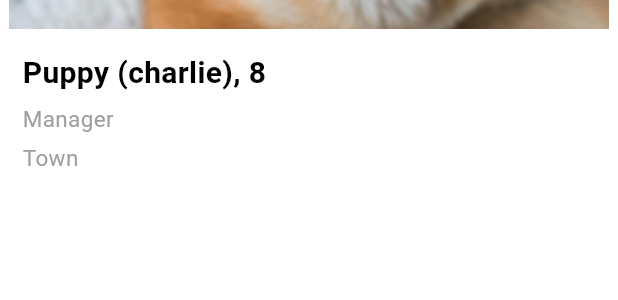
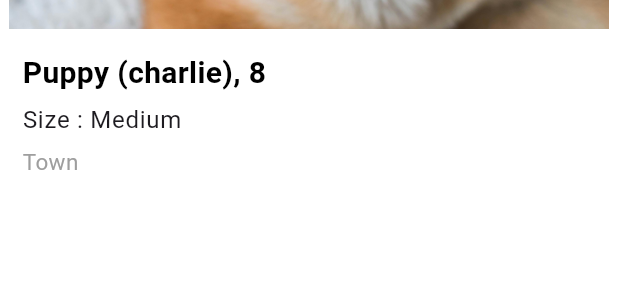
Before and after one commit to anishh2003/petRescues, a Flutter app: the PetCard widget shown alone on an empty page, opened directly with sample values from the repository, on a phone screen of 412 x 824 dp. Shown: the part 571-871 px from the top of the screen. Run offline on Flutter 3.47's test engine with Material 3 defaults, Android fonts, the phone set to English and light mode, and no system bars; our stand-ins replace appinio_swiper, card_swiper, cloud_firestore, file_picker, firebase_auth, firebase_core and 6 more; accounts and stored records are empty; network calls fail.

Commit message:
Pet Size enum added

```diff
--- a/lib/core/widgets/appino_swiper_widgets/pet_card.dart
+++ b/lib/core/widgets/appino_swiper_widgets/pet_card.dart
@@ -74,12 +74,17 @@ class PetCard extends StatelessWidget {
                     const SizedBox(
                       height: 5,
                     ),
-                    Text(
-                      candidate.job!,
-                      style: const TextStyle(
-                        color: Colors.grey,
-                        fontSize: 15,
-                      ),
+                    Row(
+                      children: [
+                        Text(
+                          'Size : ',
+                          style: Theme.of(context).textTheme.bodyLarge,
+                        ),
+                        Text(
+                          candidate.size.name,
+                          style: Theme.of(context).textTheme.bodyLarge,
+                        ),
+                      ],
                     ),
                     const SizedBox(
                       height: 5,
--- a/lib/models/pet_candidate_model.dart
+++ b/lib/models/pet_candidate_model.dart
@@ -8,6 +8,14 @@ enum PetType {
   dog,
   cat,
 }
+
+enum Gender {
+  Male,
+  Female,
+  NotSure,
+}
+
+enum Size { Small, Medium, Large, Giant }
 
 class PetBubble {
   final String? text;
@@ -31,8 +39,9 @@ class PetCandidateModel {
   PetType? petType;
   String? id;
   String? name;
+  Size size;
+  Gender gender;
 
-  String? job;
   String? city;
   String? description;
 
@@ -45,7 +54,8 @@ class PetCandidateModel {
     this.petType,
     this.id,
     this.name,
-    this.job,
+    required this.size,
+    required this.gender,
     this.city,
     this.description,
     this.petPics,
@@ -60,7 +70,8 @@ List<PetCandidateModel> candidates = [
     id: '0',
     petType: PetType.dog,
     name: 'Puppy (charlie), 8',
-    job: 'Manager',
+    gender: Gender.Male,
+    size: Size.Medium,
     city: 'Town',
     petPics: [
       'assets/images/pets/dogs/puppy/puppy1.jpg',
@@ -122,7 +133,8 @@ List<PetCandidateModel> candidates = [
     id: '1',
     petType: PetType.cat,
     name: 'Oreo , 2',
-    job: 'Manager',
+    gender: Gender.Male,
+    size: Size.Small,
     city: 'Town',
     petPics: [
       'assets/images/pets/cats/oreo/oreo_1.jpeg',
@@ -168,7 +180,8 @@ List<PetCandidateModel> candidates = [
     id: '2',
     petType: PetType.dog,
     name: 'Six, 6',
-    job: 'Manager',
+    gender: Gender.Female,
+    size: Size.Large,
     city: 'Town',
     petPics: [
       'assets/images/pets/dogs/husky/husky1.jpg',
@@ -218,8 +231,9 @@ List<PetCandidateModel> candidates = [
   PetCandidateModel(
     id: '3',
     petType: PetType.dog,
+    size: Size.Small,
     name: 'Five, 5',
-    job: 'Manager',
+    gender: Gender.Female,
     city: 'Town',
     petPics: [
       Constants.logoPath,
@@ -230,7 +244,8 @@ List<PetCandidateModel> candidates = [
     id: '4',
     petType: PetType.dog,
     name: 'Four, 4',
-    job: 'Manager',
+    gender: Gender.Male,
+    size: Size.Giant,
     city: 'Town',
     petPics: [
       Constants.logoPath,
@@ -241,7 +256,8 @@ List<PetCandidateModel> candidates = [
     id: '5',
     petType: PetType.cat,
     name: 'Cat Three, 3',
-    job: 'Manager',
+    gender: Gender.Female,
+    size: Size.Small,
     city: 'Town',
     petPics: [
       Constants.logoPath,
@@ -252,7 +268,8 @@ List<PetCandidateModel> candidates = [
     id: '6',
     petType: PetType.cat,
     name: 'Cat Two, 2',
-    job: 'Manager',
+    gender: Gender.Male,
+    size: Size.Medium,
     city: 'Town',
     petPics: [
       Constants.logoPath,
@@ -262,7 +279,8 @@ List<PetCandidateModel> candidates = [
   PetCandidateModel(
     id: '7',
     name: 'One, 1',
-    job: 'Manager',
+    gender: Gender.Male,
+    size: Size.Large,
     city: 'Town',
     petPics: [
       Constants.logoPath,
@@ -273,7 +291,8 @@ List<PetCandidateModel> candidates = [
     id: '8',
     petType: PetType.dog,
     name: 'Polly  (Paul), 10',
-    job: 'Manager',
+    gender: Gender.Male,
+    size: Size.Giant,
     city: 'Town',
     petPics: [
       Constants.logoPath,
```
Also changed, not shown: lib/features/pets/pets_details_screen.dart (+13 -0 lines).
